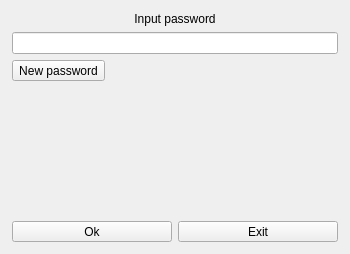
The window that PasswordUI/Dialogs/LoginDialog.ui (FenitaGosu/PasswordManager) describes before a commit, drawn with Qt 5.
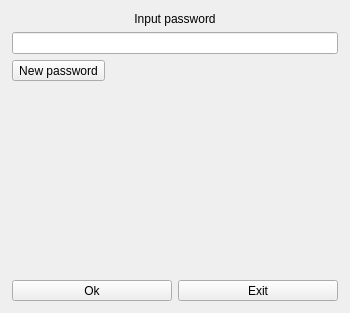
The same window after the commit.

```diff
--- a/PasswordUI/Dialogs/LoginDialog.ui
+++ b/PasswordUI/Dialogs/LoginDialog.ui
@@ -7,7 +7,7 @@
     <x>0</x>
     <y>0</y>
     <width>350</width>
-    <height>254</height>
+    <height>313</height>
    </rect>
   </property>
   <property name="sizePolicy">
```
Left out of the diff: 10 changed lines with no effect on the pictures.
